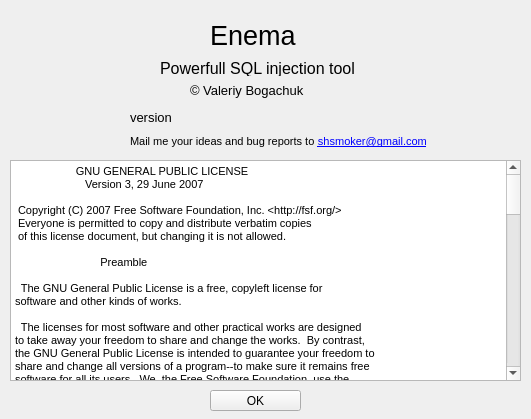
Old version of the form about_form.ui in the repository kaeso/enema.
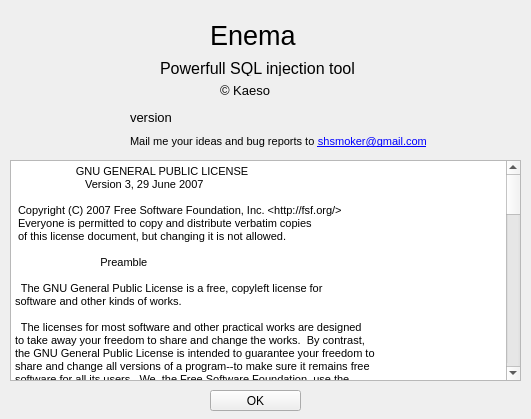
New version of the form.

```diff
--- a/about_form.ui
+++ b/about_form.ui
@@ -709,9 +709,9 @@
   <widget class="QLabel" name="label_4">
    <property name="geometry">
     <rect>
-     <x>190</x>
+     <x>220</x>
      <y>80</y>
-     <width>161</width>
+     <width>111</width>
      <height>21</height>
     </rect>
    </property>
@@ -726,7 +726,7 @@
 &lt;html&gt;&lt;head&gt;&lt;meta name=&quot;qrichtext&quot; content=&quot;1&quot; /&gt;&lt;style type=&quot;text/css&quot;&gt;
 p, li { white-space: pre-wrap; }
 &lt;/style&gt;&lt;/head&gt;&lt;body style=&quot; font-family:'MS Shell Dlg 2'; font-size:12pt; font-weight:400; font-style:normal;&quot;&gt;
-&lt;p style=&quot; margin-top:0px; margin-bottom:0px; margin-left:0px; margin-right:0px; -qt-block-indent:0; text-indent:0px;&quot;&gt;&lt;span style=&quot; font-size:10pt;&quot;&gt;© Valeriy Bogachuk&lt;/span&gt;&lt;/p&gt;&lt;/body&gt;&lt;/html&gt;</string>
+&lt;p style=&quot; margin-top:0px; margin-bottom:0px; margin-left:0px; margin-right:0px; -qt-block-indent:0; text-indent:0px;&quot;&gt;&lt;span style=&quot; font-size:10pt;&quot;&gt;© Kaeso&lt;/span&gt;&lt;/p&gt;&lt;/body&gt;&lt;/html&gt;</string>
    </property>
   </widget>
   <widget class="QPushButton" name="okButton">
```
